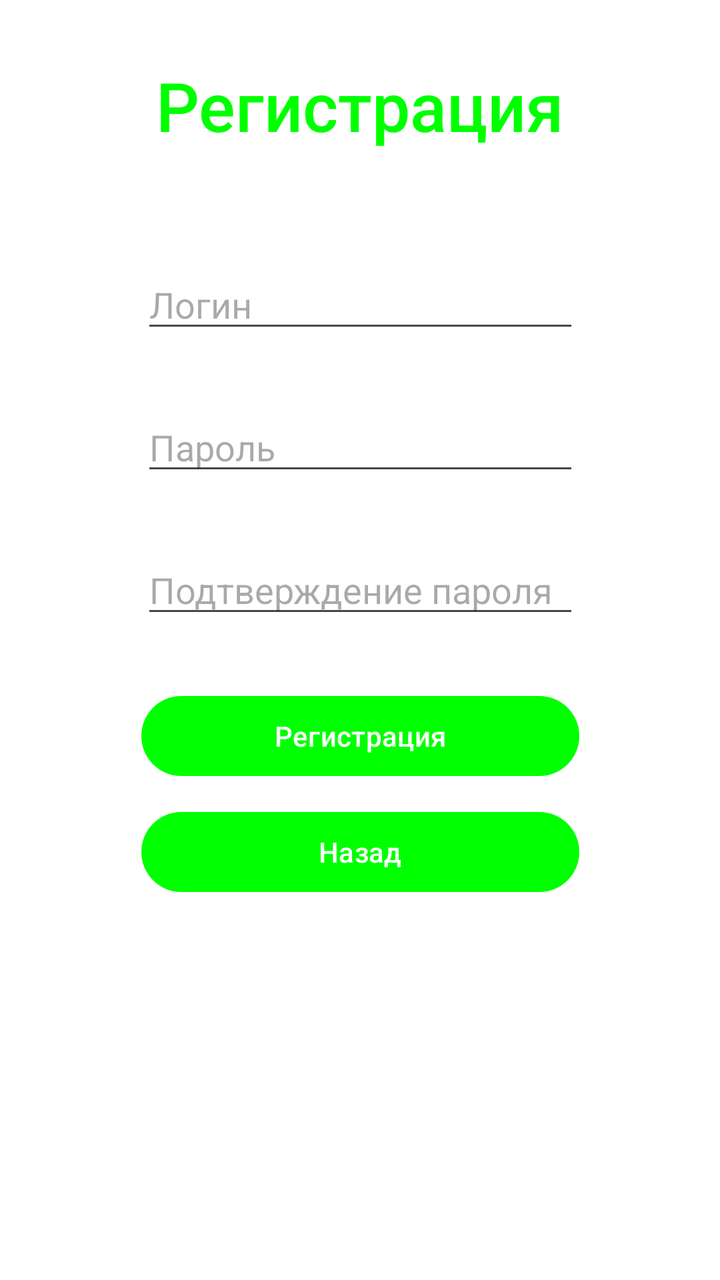
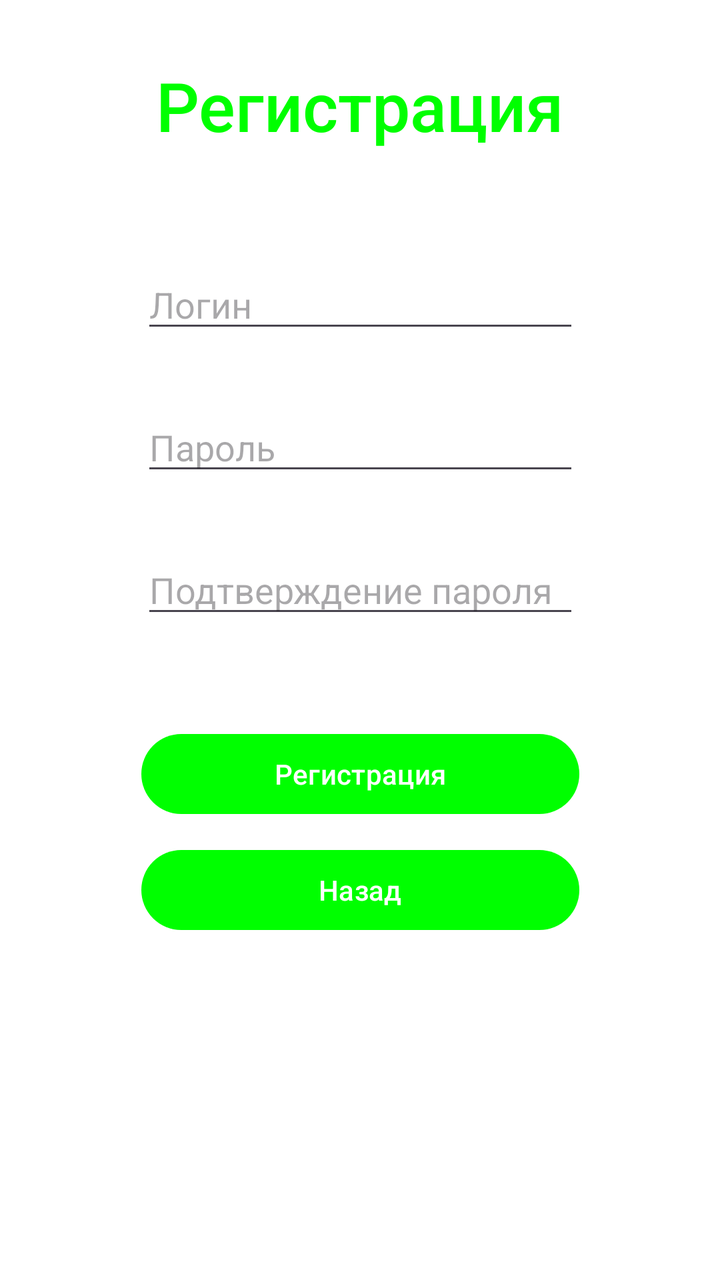

An Android layout rendered at two revisions. The XML below is the earlier revision; the diff shows what the commit changed to produce the second picture.
<!-- AndroidManifest.xml: application theme Base.Theme.Project1 -->
<!-- res/layout/activity_register_window.xml -->
<?xml version="1.0" encoding="utf-8"?>
<androidx.constraintlayout.widget.ConstraintLayout xmlns:android="http://schemas.android.com/apk/res/android"
    xmlns:app="http://schemas.android.com/apk/res-auto"
    xmlns:tools="http://schemas.android.com/tools"
    android:id="@+id/main"
    android:layout_width="match_parent"
    android:layout_height="match_parent"
    tools:context=".Register_window">

    <TextView
        android:id="@+id/textView4"
        android:layout_width="219dp"
        android:layout_height="50dp"
        android:layout_marginTop="30dp"
        android:text="Регистрация"
        android:textAlignment="center"
        android:textSize="34sp"
        app:layout_constraintEnd_toEndOf="parent"
        app:layout_constraintStart_toStartOf="parent"
        app:layout_constraintTop_toTopOf="parent"
        style="@style/TextAppearance.AppCompat.Title."/>

    <EditText
        android:id="@+id/register_login"
        android:layout_width="219dp"
        android:layout_height="wrap_content"
        android:layout_marginTop="50dp"
        android:ems="10"
        android:hint="Логин"
        android:inputType="text"
        app:layout_constraintEnd_toEndOf="parent"
        app:layout_constraintStart_toStartOf="parent"
        app:layout_constraintTop_toBottomOf="@+id/textView4" />

    <Button
        android:id="@+id/Register_Register_Button"
        android:layout_width="219dp"
        android:layout_height="wrap_content"
        android:layout_marginTop="30dp"
        android:text="Регистрация"
        app:layout_constraintEnd_toEndOf="parent"
        app:layout_constraintStart_toStartOf="parent"
        app:layout_constraintTop_toBottomOf="@+id/register_password_repit" />

    <Button
        android:id="@+id/Register_Back_Button"
        android:layout_width="219dp"
        android:layout_height="wrap_content"
        android:layout_marginTop="10dp"
        android:text="Назад"
        app:layout_constraintEnd_toEndOf="parent"
        app:layout_constraintStart_toStartOf="parent"
        app:layout_constraintTop_toBottomOf="@+id/Register_Register_Button" />

    <EditText
        android:id="@+id/register_password"
        android:layout_width="219dp"
        android:layout_height="wrap_content"
        android:layout_marginTop="30dp"
        android:ems="10"
        android:hint="Пароль"
        android:inputType="textPassword"
        app:layout_constraintEnd_toEndOf="parent"
        app:layout_constraintStart_toStartOf="parent"
        app:layout_constraintTop_toBottomOf="@+id/register_login" />

    <EditText
        android:id="@+id/register_password_repit"
        android:layout_width="219dp"
        android:layout_height="wrap_content"
        android:layout_marginTop="30dp"
        android:ems="10"
        android:hint="Подтверждение пароля"
        android:inputType="textPassword"
        app:layout_constraintEnd_toEndOf="parent"
        app:layout_constraintStart_toStartOf="parent"
        app:layout_constraintTop_toBottomOf="@+id/register_password" />

</androidx.constraintlayout.widget.ConstraintLayout>
<!-- resources referenced by this layout -->
<resources>
  <style name="TextAppearance.AppCompat.Title.">
          <item name="itemTextAppearanceActiveBoldEnabled">true</item>
          <item name="android:textColor">@color/lightGreen</item>
      </style>
  <style name="Base.Theme.Project1" parent="Theme.Material3.DayNight.NoActionBar">
          <item name="colorPrimary">@color/lightGreen</item>
          <item name="colorOnPrimary">@color/white</item>
          <item name="android:colorBackground"> @color/white</item>
          <item name="colorSurface"> @color/white</item>
          <item name="colorOnSurface">@color/white</item>
          <item name="android:statusBarColor">@color/white</item>
          <item name="android:textColor">@color/lightGreen</item>
          <item name="android:colorButtonNormal">@color/white</item>
          <item name="tint">@color/lightGreen</item>
      </style>
  <color name="lightGreen">#00FF00</color>
  <color name="white">#FFFFFF</color>
</resources>

<!-- the commit's change to res/layout/activity_register_window.xml (unified diff, before → after) -->
@@ -33,16 +33,6 @@
         app:layout_constraintTop_toBottomOf="@+id/textView4" />
 
     <Button
-        android:id="@+id/Register_Register_Button"
-        android:layout_width="219dp"
-        android:layout_height="wrap_content"
-        android:layout_marginTop="30dp"
-        android:text="Регистрация"
-        app:layout_constraintEnd_toEndOf="parent"
-        app:layout_constraintStart_toStartOf="parent"
-        app:layout_constraintTop_toBottomOf="@+id/register_password_repit" />
-
-    <Button
         android:id="@+id/Register_Back_Button"
         android:layout_width="219dp"
         android:layout_height="wrap_content"
@@ -51,6 +41,16 @@
         app:layout_constraintEnd_toEndOf="parent"
         app:layout_constraintStart_toStartOf="parent"
         app:layout_constraintTop_toBottomOf="@+id/Register_Register_Button" />
+
+    <Button
+        android:id="@+id/Register_Register_Button"
+        android:layout_width="219dp"
+        android:layout_height="wrap_content"
+        android:layout_marginTop="15dp"
+        android:text="Регистрация"
+        app:layout_constraintEnd_toEndOf="parent"
+        app:layout_constraintStart_toStartOf="parent"
+        app:layout_constraintTop_toBottomOf="@+id/Mistake_Text" />
 
     <EditText
         android:id="@+id/register_password"
@@ -76,4 +76,13 @@
         app:layout_constraintStart_toStartOf="parent"
         app:layout_constraintTop_toBottomOf="@+id/register_password" />
 
+    <TextView
+        android:id="@+id/Mistake_Text"
+        android:layout_width="wrap_content"
+        android:layout_height="wrap_content"
+        android:layout_marginTop="15dp"
+        app:layout_constraintEnd_toEndOf="parent"
+        app:layout_constraintStart_toStartOf="parent"
+        app:layout_constraintTop_toBottomOf="@+id/register_password_repit" />
+
 </androidx.constraintlayout.widget.ConstraintLayout>
